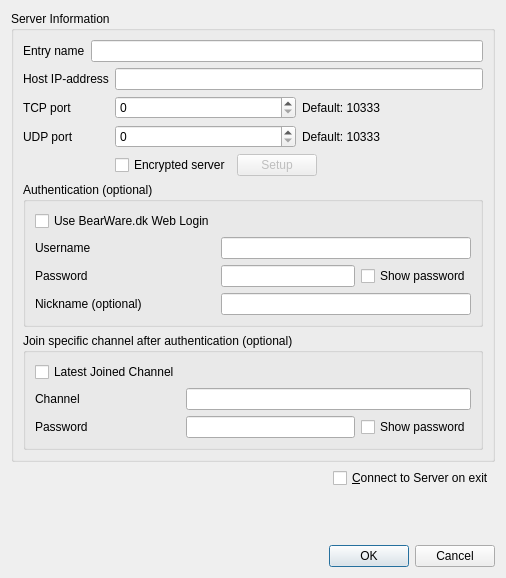
BearWare/TeamTalk5, file Client/qtTeamTalk/serverdlg.ui: the form before one commit.
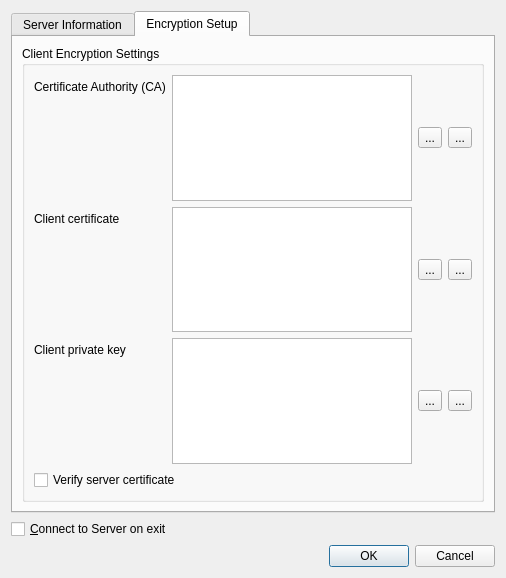
The form after the commit. The open tabs and pages were chosen to show the change. Icons and pictures are not drawn.

Commit message: Include "Encryption Setup" dialog to "Server" dialog

Patch:
```diff
--- a/Client/qtTeamTalk/serverdlg.ui
+++ b/Client/qtTeamTalk/serverdlg.ui
@@ -15,6 +15,16 @@
   </property>
   <layout class="QVBoxLayout" name="verticalLayout">
    <item>
+    <widget class="QTabWidget" name="tabWidget">
+     <property name="currentIndex">
+      <number>0</number>
+     </property>
+     <widget class="QWidget" name="tabServerInfo">
+      <attribute name="title">
+       <string>Server Information</string>
+      </attribute>
+      <layout class="QVBoxLayout" name="verticalLayoutServerInfo">
+       <item>
     <widget class="QGroupBox" name="groupBox_2">
      <property name="title">
       <string>Server Information</string>
@@ -125,16 +135,6 @@
           </property>
          </widget>
         </item>
-        <item>
-         <widget class="QPushButton" name="encsetupBtn">
-          <property name="enabled">
-           <bool>false</bool>
-          </property>
-          <property name="text">
-           <string>Setup</string>
-          </property>
-         </widget>
-        </item>
         <item>
          <spacer name="horizontalSpacer_5">
           <property name="orientation">
@@ -286,7 +286,196 @@
      </layout>
     </widget>
    </item>
-   <item alignment="Qt::AlignRight">
+      </layout>
+     </widget>
+     <widget class="QWidget" name="tabEncryption">
+      <attribute name="title">
+       <string>Encryption Setup</string>
+      </attribute>
+      <layout class="QVBoxLayout" name="verticalLayoutEncryption">
+       <item>
+        <widget class="QGroupBox" name="groupBox">
+         <property name="title">
+          <string>Client Encryption Settings</string>
+         </property>
+         <layout class="QFormLayout" name="formLayout">
+          <item row="0" column="0">
+           <widget class="QLabel" name="label">
+            <property name="text">
+             <string>Certificate Authority (CA)</string>
+            </property>
+            <property name="buddy">
+             <cstring>caEdit</cstring>
+            </property>
+           </widget>
+          </item>
+          <item row="0" column="1">
+           <layout class="QHBoxLayout" name="horizontalLayout">
+            <item>
+             <widget class="QPlainTextEdit" name="caEdit">
+              <property name="readOnly">
+               <bool>true</bool>
+              </property>
+              <property name="textInteractionFlags">
+               <set>Qt::LinksAccessibleByKeyboard|Qt::LinksAccessibleByMouse|Qt::TextBrowserInteraction|Qt::TextSelectableByKeyboard|Qt::TextSelectableByMouse</set>
+              </property>
+             </widget>
+            </item>
+            <item>
+             <widget class="QToolButton" name="cafileBtn">
+              <property name="text">
+               <string>...</string>
+              </property>
+              <property name="icon">
+               <iconset>
+                <normalon>:/images/images/file_open.png</normalon>
+               </iconset>
+              </property>
+              <property name="accessibleName">
+               <string>Browse</string>
+              </property>
+             </widget>
+            </item>
+            <item>
+             <widget class="QToolButton" name="cafileresetBtn">
+              <property name="text">
+               <string>...</string>
+              </property>
+              <property name="icon">
+               <iconset>
+                <normalon>:/images/images/delete.png</normalon>
+               </iconset>
+              </property>
+              <property name="accessibleName">
+               <string>Reset</string>
+              </property>
+             </widget>
+            </item>
+           </layout>
+          </item>
+          <item row="1" column="0">
+           <widget class="QLabel" name="label_2">
+            <property name="text">
+             <string>Client certificate</string>
+            </property>
+            <property name="buddy">
+             <cstring>clientcertEdit</cstring>
+            </property>
+           </widget>
+          </item>
+          <item row="1" column="1">
+           <layout class="QHBoxLayout" name="horizontalLayout_2">
+            <item>
+             <widget class="QPlainTextEdit" name="clientcertEdit">
+              <property name="readOnly">
+               <bool>true</bool>
+              </property>
+              <property name="textInteractionFlags">
+               <set>Qt::LinksAccessibleByKeyboard|Qt::LinksAccessibleByMouse|Qt::TextBrowserInteraction|Qt::TextSelectableByKeyboard|Qt::TextSelectableByMouse</set>
+              </property>
+             </widget>
+            </item>
+            <item>
+             <widget class="QToolButton" name="clientcertfileBtn">
+              <property name="text">
+               <string>...</string>
+              </property>
+              <property name="icon">
+               <iconset>
+                <normalon>:/images/images/file_open.png</normalon>
+               </iconset>
+              </property>
+              <property name="accessibleName">
+               <string>Browse</string>
+              </property>
+             </widget>
+            </item>
+            <item>
+             <widget class="QToolButton" name="clientcertfileresetBtn">
+              <property name="text">
+               <string>...</string>
+              </property>
+              <property name="icon">
+               <iconset>
+                <normalon>:/images/images/delete.png</normalon>
+               </iconset>
+              </property>
+              <property name="accessibleName">
+               <string>Reset</string>
+              </property>
+             </widget>
+            </item>
+           </layout>
+          </item>
+          <item row="2" column="0">
+           <widget class="QLabel" name="label_3">
+            <property name="text">
+             <string>Client private key</string>
+            </property>
+            <property name="buddy">
+             <cstring>clientkeyEdit</cstring>
+            </property>
+           </widget>
+          </item>
+          <item row="2" column="1">
+           <layout class="QHBoxLayout" name="horizontalLayout_3">
+            <item>
+             <widget class="QPlainTextEdit" name="clientkeyEdit">
+              <property name="readOnly">
+               <bool>true</bool>
+              </property>
+              <property name="textInteractionFlags">
+               <set>Qt::LinksAccessibleByKeyboard|Qt::LinksAccessibleByMouse|Qt::TextBrowserInteraction|Qt::TextSelectableByKeyboard|Qt::TextSelectableByMouse</set>
+              </property>
+             </widget>
+            </item>
+            <item>
+             <widget class="QToolButton" name="clientkeyfileBtn">
+              <property name="text">
+               <string>...</string>
+              </property>
+              <property name="icon">
+               <iconset>
+                <normalon>:/images/images/file_open.png</normalon>
+               </iconset>
+              </property>
+              <property name="accessibleName">
+               <string>Browse</string>
+              </property>
+             </widget>
+            </item>
+            <item>
+             <widget class="QToolButton" name="clientkeyfileresetBtn">
+              <property name="text">
+               <string>...</string>
+              </property>
+              <property name="icon">
+               <iconset>
+                <normalon>:/images/images/delete.png</normalon>
+               </iconset>
+              </property>
+              <property name="accessibleName">
+               <string>Reset</string>
+              </property>
+             </widget>
+            </item>
+           </layout>
+          </item>
+          <item row="3" column="0" colspan="2">
+           <widget class="QCheckBox" name="verifypeerChkBox">
+            <property name="text">
+             <string>Verify server certificate</string>
+            </property>
+           </widget>
+          </item>
+         </layout>
+        </widget>
+       </item>
+      </layout>
+     </widget>
+    </widget>
+   </item>
+   <item>
     <widget class="QCheckBox" name="connectSrvBox">
      <property name="text">
       <string>&amp;Connect to Server on exit</string>
```
Left out of the diff: 2 changed lines with no effect on the pictures. Lines whose indentation alone changed are shown as unchanged. The commit also changes 7 other files.
